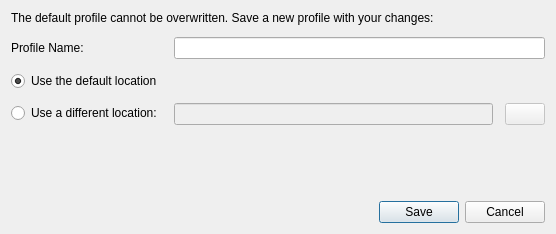
This is ui_files/NewProfile.ui in VoxelCubes/PanelCleaner as Qt 5 draws it before an edit. The edited form follows.
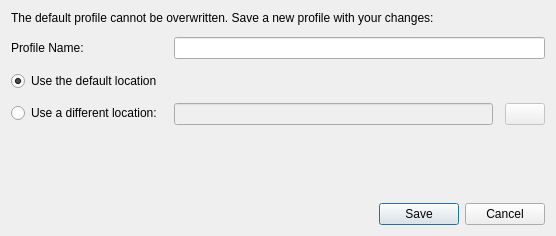
This is the edited form. Icons and pictures are not drawn.

Patch:
```diff
--- a/ui_files/NewProfile.ui
+++ b/ui_files/NewProfile.ui
@@ -7,7 +7,7 @@
     <x>0</x>
     <y>0</y>
     <width>556</width>
-    <height>234</height>
+    <height>236</height>
    </rect>
   </property>
   <property name="windowTitle">
```
Left out of the diff: 3 changed lines with no effect on the pictures.
